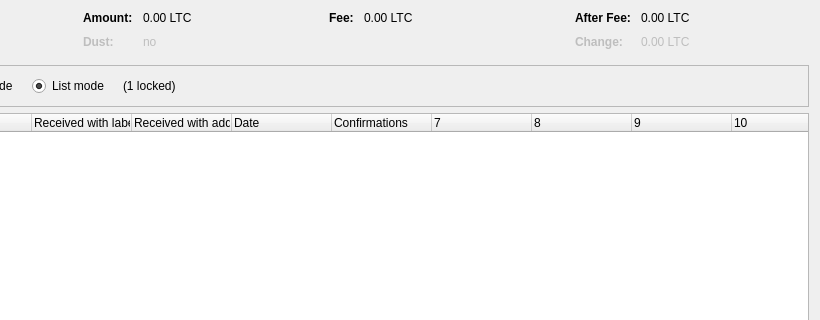
First picture: the form in src/qt/forms/coincontroldialog.ui, repository otecmichal/kryptokoruna, before the edit; both pictures show x 180 to 1000 and y 0 to 320 of the 1000 by 500 pixel window.
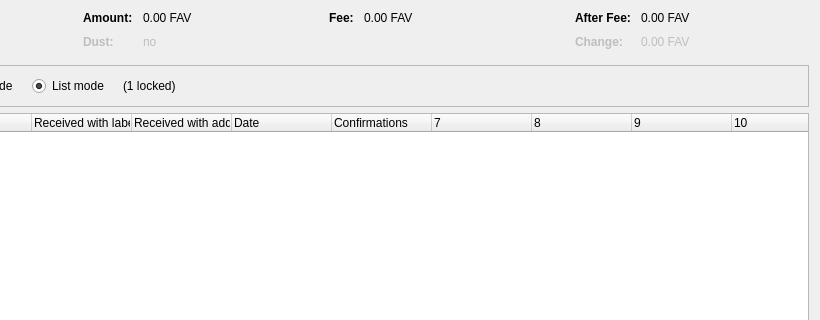
Second picture: the form after the edit. Custom widgets are drawn as their Qt base class.

```diff
--- a/src/qt/forms/coincontroldialog.ui
+++ b/src/qt/forms/coincontroldialog.ui
@@ -132,7 +132,7 @@
           <enum>Qt::ActionsContextMenu</enum>
          </property>
          <property name="text">
-          <string notr="true">0.00 LTC</string>
+          <string notr="true">0.00 FAV</string>
          </property>
          <property name="textInteractionFlags">
           <set>Qt::LinksAccessibleByMouse|Qt::TextSelectableByKeyboard|Qt::TextSelectableByMouse</set>
@@ -212,7 +212,7 @@
           <enum>Qt::ActionsContextMenu</enum>
          </property>
          <property name="text">
-          <string notr="true">0.00 LTC</string>
+          <string notr="true">0.00 FAV</string>
          </property>
          <property name="textInteractionFlags">
           <set>Qt::LinksAccessibleByMouse|Qt::TextSelectableByKeyboard|Qt::TextSelectableByMouse</set>
@@ -257,7 +257,7 @@
           <enum>Qt::ActionsContextMenu</enum>
          </property>
          <property name="text">
-          <string notr="true">0.00 LTC</string>
+          <string notr="true">0.00 FAV</string>
          </property>
          <property name="textInteractionFlags">
           <set>Qt::LinksAccessibleByMouse|Qt::TextSelectableByKeyboard|Qt::TextSelectableByMouse</set>
@@ -292,7 +292,7 @@
           <enum>Qt::ActionsContextMenu</enum>
          </property>
          <property name="text">
-          <string notr="true">0.00 LTC</string>
+          <string notr="true">0.00 FAV</string>
          </property>
          <property name="textInteractionFlags">
           <set>Qt::LinksAccessibleByMouse|Qt::TextSelectableByKeyboard|Qt::TextSelectableByMouse</set>
```
